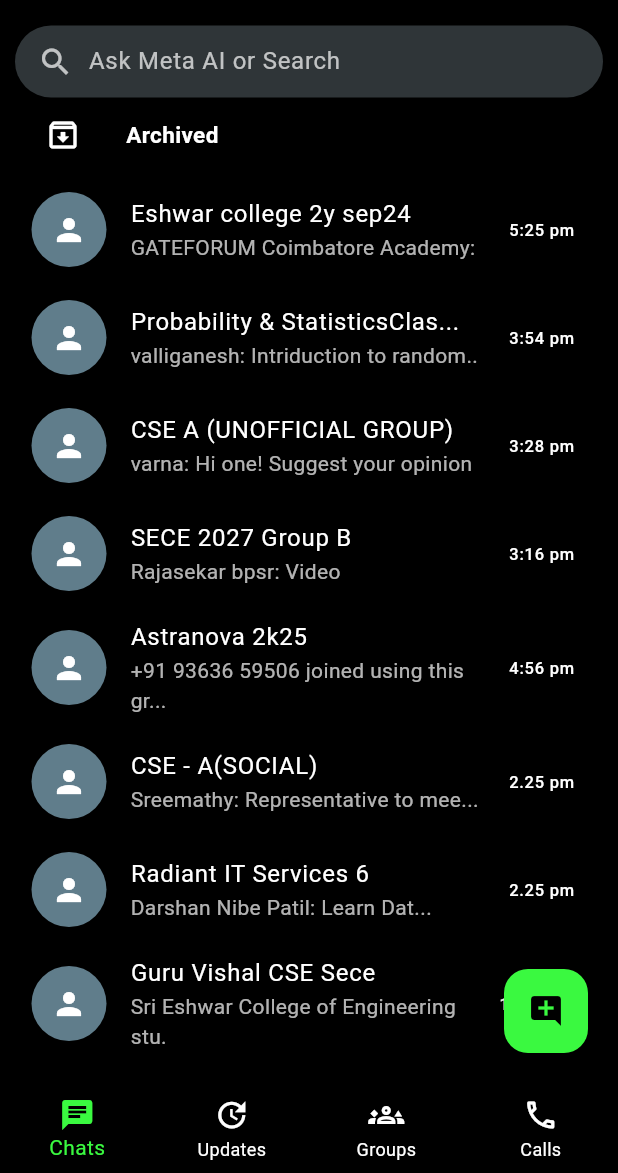
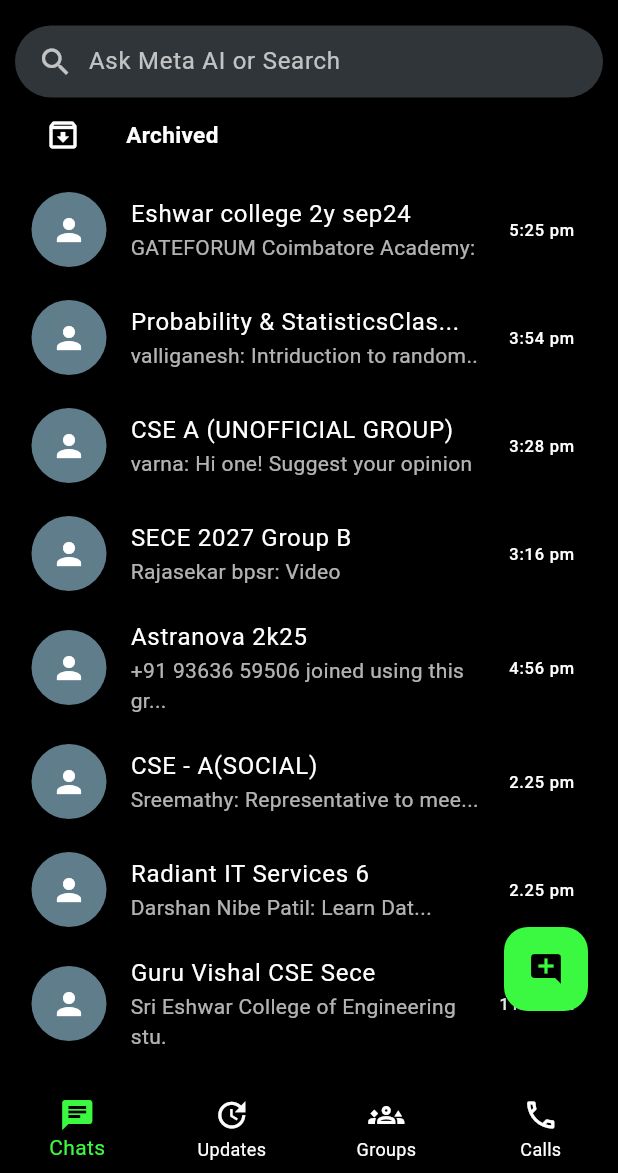
Before and after one commit to HariDharsaun/Whatsapp_Clone, a Flutter app: the screen it shows after launch, after a tap on the "qr code scanner" icon, on a phone screen of 412 x 824 dp, the part 63-1236 px from its top. Run offline on Flutter 3.47's test engine with Material 3 defaults, Android fonts, the phone set to English and light mode, and no system bars.

Commit message:
using indexed Stack for static navigation bar and smooth navigation without navigator

```diff
--- a/lib/chats.dart
+++ b/lib/chats.dart
@@ -1,6 +1,55 @@
 import 'package:flutter/material.dart';
+import 'package:whatsapp_clone/updates.dart';
 
-class UserChats extends StatefulWidget{
+class StaticPage extends StatefulWidget {
+  StaticPage({super.key});
+
+  @override
+  State<StaticPage> createState() => _StaticPageState();
+}
+
+class _StaticPageState extends State<StaticPage> {
+  final List<Widget> pages = [UserChats(),UpdatesPage(),Center(child: Text("Groups", style: TextStyle(color: Colors.white, fontSize: 20))),
+    Center(child: Text("Calls", style: TextStyle(color: Colors.white, fontSize: 20))),];
+
+  int curr_index = 0;
+
+  @override
+  Widget build(BuildContext context) {
+    return Scaffold(
+      body: IndexedStack(
+        index: curr_index,
+        children: pages,
+      ),
+      bottomNavigationBar: BottomNavigationBar(
+            type: BottomNavigationBarType.fixed,
+            backgroundColor: Colors.black,
+            selectedItemColor: const Color.fromARGB(255, 58, 249, 64),
+            unselectedItemColor: Colors.white,
+            currentIndex: curr_index,
+            onTap: (index) {
+              setState(
+                () {
+                  curr_index = index;
+                },
+              );
+            },
+            items: [
+              BottomNavigationBarItem(icon: Icon(Icons.chat), label: "Chats"),
+              BottomNavigationBarItem(
+                icon: Icon(Icons.update),
+                label: "Updates",
+              ),
+              BottomNavigationBarItem(
+                  icon: Icon(Icons.groups_3_outlined), label: "Groups"),
+              BottomNavigationBarItem(
+                  icon: Icon(Icons.call_outlined), label: "Calls"),
+            ]),
+    );
+  }
+}
+
+class UserChats extends StatefulWidget {
   const UserChats({super.key});
 
   @override
@@ -8,7 +57,8 @@ class UserChats extends StatefulWidget{
 }
 
 class _UserChatsState extends State<UserChats> {
-  Widget chats(String title,String subtitle,String time){
+  final List<Widget> pages = [UserChats(), UpdatesPage()];
+  Widget chats(String title, String subtitle, String time) {
     return ListTile(
       textColor: Colors.white,
       leading: Container(
@@ -17,16 +67,21 @@ class _UserChatsState extends State<UserChats> {
           padding: EdgeInsets.all(8),
           decoration: BoxDecoration(
             borderRadius: BorderRadius.circular(50),
-                  color:Colors.blueGrey,
+            color: Colors.blueGrey,
           ),
-                child:Icon(Icons.person,color: Colors.white,)
+          child: Icon(
+            Icons.person,
+            color: Colors.white,
+          )),
+      title: Text(title),
+      subtitle: Text(
+        subtitle,
+        style: TextStyle(color: Colors.white70),
       ),
-                title: Text(title),
-                subtitle: Text(subtitle,style: TextStyle(color: Colors.white70),),
       trailing: Text(time),
     );
   }
-  int curr_index = 0;
+
   @override
   Widget build(BuildContext context) {
     return SafeArea(
@@ -34,53 +89,60 @@ class _UserChatsState extends State<UserChats> {
         backgroundColor: Colors.black,
         appBar: AppBar(
           backgroundColor: Colors.black,
-          title: Text("WhatsApp",style: TextStyle(color: Colors.white,fontWeight: FontWeight.bold),),
+          title: Text(
+            "WhatsApp",
+            style: TextStyle(color: Colors.white, fontWeight: FontWeight.bold),
+          ),
           actions: [
             IconButton(
-              onPressed: (){},
-              icon: Icon(Icons.qr_code_scanner,color: Colors.white,)
-            ),
-
+                onPressed: () {},
+                icon: Icon(
+                  Icons.qr_code_scanner,
+                  color: Colors.white,
+                )),
             IconButton(
-              onPressed: (){},
-              icon: Icon(Icons.photo_camera_outlined,color: Colors.white,)
-            ),
-
+                onPressed: () {},
+                icon: Icon(
+                  Icons.photo_camera_outlined,
+                  color: Colors.white,
+                )),
             IconButton(
-              onPressed: (){},
-              icon: Icon(Icons.more_vert,color: Colors.white,)
-            )
+                onPressed: () {},
+                icon: Icon(
+                  Icons.more_vert,
+                  color: Colors.white,
+                ))
           ],
         ),
-        body: Stack(
-          children: [Column(
+        body: Stack(children: [
+          Column(
             children: [
               Container(
                 width: double.infinity,
-                margin: EdgeInsets.only(left: 10,right: 10,top: 3),
+                margin: EdgeInsets.only(left: 10, right: 10, top: 3),
                 decoration: BoxDecoration(
                     color: const Color.fromARGB(255, 47, 53, 56),
-                  borderRadius: BorderRadius.circular(50)
+                    borderRadius: BorderRadius.circular(50)),
+                child: Row(children: [
+                  Container(
+                    padding: EdgeInsets.only(left: 15, right: 10),
+                    child: Icon(Icons.search, color: Colors.white70),
                   ),
-                child: Row(
-                  children: [
-                    Container(padding: EdgeInsets.only(left: 15,right: 10),child: Icon(Icons.search,color: Colors.white70),),
                   Expanded(
                     child: TextField(
+                      style: TextStyle(color: Colors.white),
                       cursorColor: Colors.green,
                       decoration: InputDecoration(
                           hintText: "Ask Meta AI or Search",
                           hintStyle: TextStyle(color: Colors.white70),
-                          border: InputBorder.none
+                          border: InputBorder.none),
                     ),
                   ),
-                    ),
-                  ]
-                ),
+                ]),
               ),
               Container(
                 width: double.infinity,
-                margin: EdgeInsets.only(left: 10,right: 10,top: 3),
+                margin: EdgeInsets.only(left: 10, right: 10, top: 3),
                 padding: EdgeInsets.all(10),
                 decoration: BoxDecoration(
                   color: Colors.black,
@@ -88,10 +150,18 @@ class _UserChatsState extends State<UserChats> {
                 child: Row(
                   children: [
                     Container(
-                      margin: EdgeInsets.only(right: 30,left: 10),
-                      child: Icon(Icons.archive_outlined,color: Colors.white,)
-                      ),
-                    Text("Archived",style: TextStyle(color: Colors.white,fontWeight: FontWeight.bold,fontSize: 15),)
+                        margin: EdgeInsets.only(right: 30, left: 10),
+                        child: Icon(
+                          Icons.archive_outlined,
+                          color: Colors.white,
+                        )),
+                    Text(
+                      "Archived",
+                      style: TextStyle(
+                          color: Colors.white,
+                          fontWeight: FontWeight.bold,
+                          fontSize: 15),
+                    )
                   ],
                 ),
               ),
@@ -100,47 +170,42 @@ class _UserChatsState extends State<UserChats> {
                   padding: EdgeInsets.all(5),
                   child: ListView(
                     children: [
-                      chats("Eshwar college 2y sep24","GATEFORUM Coimbatore Academy:","5:25 pm"),
-                      chats("Probability & StatisticsClas...","valliganesh: Intriduction to random..","3:54 pm"),
-                      chats("CSE A (UNOFFICIAL GROUP)","varna: Hi one! Suggest your opinion","3:28 pm"),
-                      chats("SECE 2027 Group B","Rajasekar bpsr: Video","3:16 pm"),
-                      chats("Astranova 2k25","+91 93636 59506 joined using this gr...","4:56 pm"),
-                      chats("CSE - A(SOCIAL)","Sreemathy: Representative to mee...","2.25 pm"),
-                      chats("Radiant IT Services 6","Darshan Nibe Patil: Learn Dat...","2.25 pm"),
-                      chats("Guru Vishal CSE Sece","Sri Eshwar College of Engineering stu.","11:42 am"),
-                      chats("Suseendran CSE B Sece","Student OD form - Center for In..","9.07 am"),
-                      chats("Nithyasarathy (RM)","hi how are you ?...","10.00 am"),
+                      chats("Eshwar college 2y sep24",
+                          "GATEFORUM Coimbatore Academy:", "5:25 pm"),
+                      chats("Probability & StatisticsClas...",
+                          "valliganesh: Intriduction to random..", "3:54 pm"),
+                      chats("CSE A (UNOFFICIAL GROUP)",
+                          "varna: Hi one! Suggest your opinion", "3:28 pm"),
+                      chats("SECE 2027 Group B", "Rajasekar bpsr: Video",
+                          "3:16 pm"),
+                      chats("Astranova 2k25",
+                          "+91 93636 59506 joined using this gr...", "4:56 pm"),
+                      chats("CSE - A(SOCIAL)",
+                          "Sreemathy: Representative to mee...", "2.25 pm"),
+                      chats("Radiant IT Services 6",
+                          "Darshan Nibe Patil: Learn Dat...", "2.25 pm"),
+                      chats("Guru Vishal CSE Sece",
+                          "Sri Eshwar College of Engineering stu.", "11:42 am"),
+                      chats("Suseendran CSE B Sece",
+                          "Student OD form - Center for In..", "9.07 am"),
+                      chats("Nithyasarathy (RM)", "hi how are you ?...",
+                          "10.00 am"),
                     ],
                   ),
                 ),
-              ),
-              BottomNavigationBar(
-                type: BottomNavigationBarType.fixed,
-                backgroundColor: Colors.black,
-                selectedItemColor: const Color.fromARGB(255, 58, 249, 64),
-                unselectedItemColor: Colors.white,
-                currentIndex: curr_index,
-                onTap: (index){
-                  setState(() {
-                    curr_index = index;
-                  });
-                },
-                items:[
-                  BottomNavigationBarItem(icon: Icon(Icons.chat),label: "Chats"),
-                  BottomNavigationBarItem(icon: Icon(Icons.update),label:"Updates"),
-                  BottomNavigationBarItem(icon: Icon(Icons.groups_3_outlined),label: "Groups"),
-                  BottomNavigationBarItem(icon: Icon(Icons.call_outlined),label: "Calls"),
-                ]
               ),
             ],
           ),
           Positioned(
             right: 20,
-          bottom: 80,
+            bottom: 50,
             child: FloatingActionButton(
               onPressed: () {},
               backgroundColor: const Color.fromARGB(255, 58, 249, 64),
-            child: Icon(Icons.add_comment,color: Colors.black,),
+              child: Icon(
+                Icons.add_comment,
+                color: Colors.black,
+              ),
             ),
           ),
         ]
--- a/lib/main.dart
+++ b/lib/main.dart
@@ -10,9 +10,9 @@ class MainApp extends StatelessWidget {
 
   @override
   Widget build(BuildContext context) {
-    return const MaterialApp(
+    return MaterialApp(
       debugShowCheckedModeBanner: false,
-      home: UserChats()
+      home: StaticPage()
     );
   }
 }
--- /dev/null
+++ b/lib/updates.dart
@@ -0,0 +1,31 @@
+import 'package:flutter/material.dart';
+
+class UpdatesPage extends StatelessWidget {
+  const UpdatesPage({super.key});
+
+  @override
+  Widget build(BuildContext context) {
+    return Scaffold(
+      appBar: AppBar(
+          backgroundColor: Colors.black,
+          title: Text("Updates",style: TextStyle(color: Colors.white,fontWeight: FontWeight.bold),),
+          actions: [
+            IconButton(
+              onPressed: (){},
+              icon: Icon(Icons.qr_code_scanner,color: Colors.white,)
+            ),
+
+            IconButton(
+              onPressed: (){},
+              icon: Icon(Icons.search,color: Colors.white,)
+            ),
+
+            IconButton(
+              onPressed: (){},
+              icon: Icon(Icons.more_vert,color: Colors.white,)
+            )
+          ],
+        ),
+    );
+  }
+}
```
Lines whose indentation alone changed are shown as unchanged.
